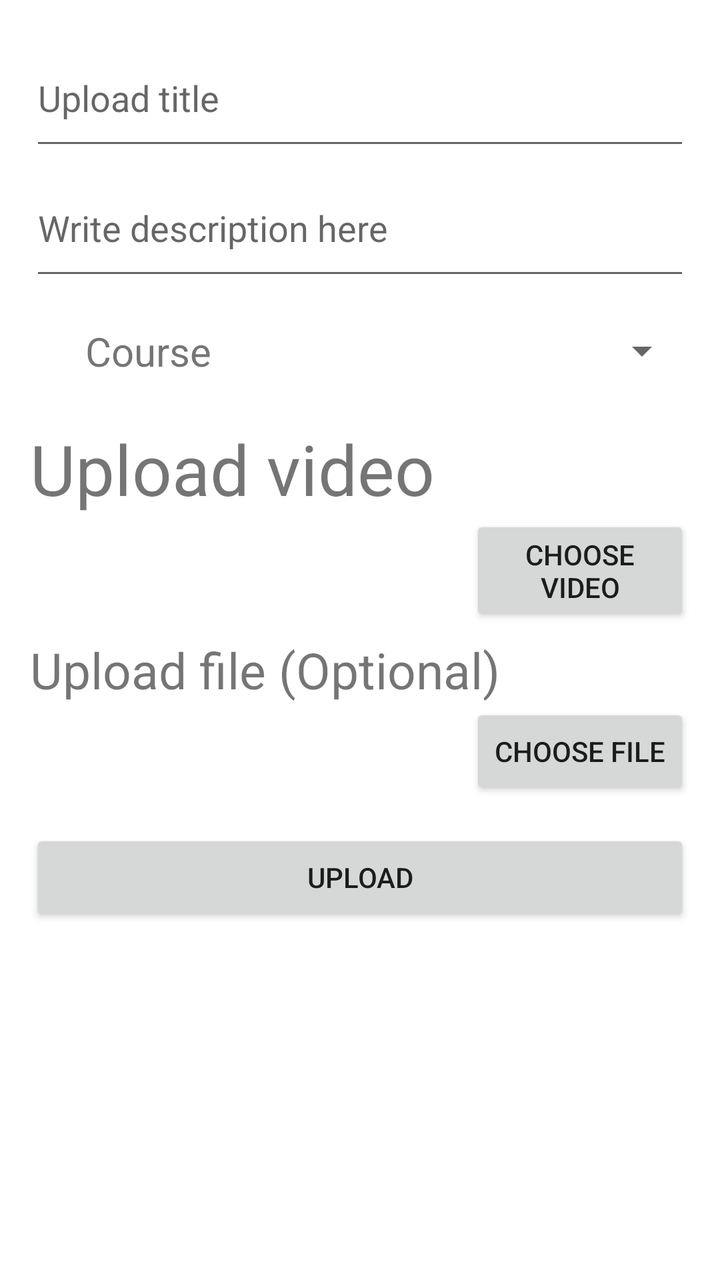
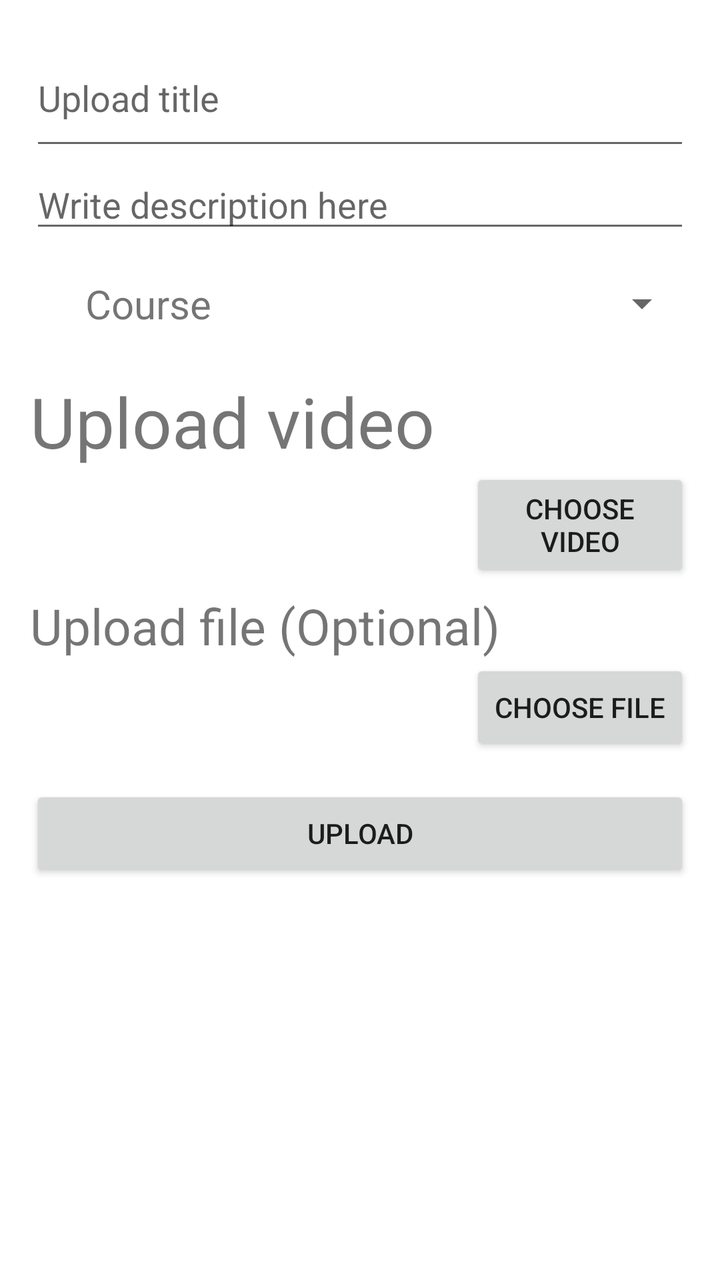

An Android layout rendered at two revisions. The XML below is the earlier revision; the diff shows what the commit changed to produce the second picture.
<!-- AndroidManifest.xml: application theme Theme.Front2 -->
<!-- res/layout/fragment_upload_res.xml -->
<?xml version="1.0" encoding="utf-8"?>
<FrameLayout xmlns:android="http://schemas.android.com/apk/res/android"
    xmlns:app="http://schemas.android.com/apk/res-auto"
    xmlns:tools="http://schemas.android.com/tools"
    android:layout_width="match_parent"
    android:layout_height="match_parent"
    tools:context=".home.user.teacher.uploadPage.UploadResFragment">

    <ScrollView
        android:layout_width="match_parent"
        android:layout_height="match_parent"
        android:layout_marginHorizontal="10dp"
        android:paddingTop="10dp">
        <LinearLayout
            android:layout_width="match_parent"
            android:layout_height="wrap_content"
            android:orientation="vertical">
            <LinearLayout
                android:layout_width="match_parent"
                android:layout_height="match_parent"
                android:orientation="vertical"
                android:padding="5dp">

                <EditText
                    android:id="@+id/file_name_edit"
                    android:layout_width="match_parent"
                    android:layout_height="65dp"
                    android:singleLine="true"
                    android:hint="@string/upload_imageName"
                    app:layout_constraintStart_toStartOf="parent"
                    app:layout_constraintTop_toTopOf="parent" />

                <EditText
                    android:id="@+id/file_desc_edit"
                    android:layout_width="match_parent"
                    android:layout_height="65dp"
                    android:singleLine="false"
                    android:hint="@string/upload_desc_hint"
                    app:layout_constraintStart_toStartOf="parent"
                    app:layout_constraintTop_toTopOf="parent" />

                <LinearLayout
                    android:layout_width="match_parent"
                    android:layout_height="wrap_content"
                    android:layout_marginTop="10dp"
                    android:orientation="horizontal">

                    <TextView
                        android:id="@+id/textView4"
                        android:layout_width="118dp"
                        android:layout_height="41dp"
                        android:gravity="center"
                        android:text="@string/upload_course"
                        android:textSize="20dp"
                        app:layout_constraintStart_toStartOf="parent"
                        app:layout_constraintTop_toBottomOf="@+id/course_name" />

                    <Spinner
                        android:id="@+id/course_cat"
                        android:layout_width="match_parent"
                        android:layout_height="match_parent"
                        app:layout_constraintBottom_toBottomOf="parent"
                        app:layout_constraintEnd_toEndOf="parent"
                        app:layout_constraintStart_toEndOf="@+id/textView4"
                        app:layout_constraintTop_toBottomOf="@+id/course_name" />

                </LinearLayout>

                <LinearLayout
                    android:layout_width="match_parent"
                    android:layout_height="wrap_content"
                    android:orientation="vertical"
                    android:layout_marginTop="15dp">

                    <TextView
                        android:layout_width="match_parent"
                        android:layout_height="wrap_content"
                        android:text="Upload video"
                        android:textSize="35sp" />

                    <LinearLayout
                        android:layout_width="match_parent"
                        android:layout_height="wrap_content"
                        android:orientation="horizontal">
                        <TextView
                            android:id="@+id/video_title"
                            android:layout_width="match_parent"
                            android:layout_height="match_parent"
                            android:layout_weight="1"
                            android:textSize="15sp" />
                        <Button
                            android:id="@+id/choose_video_button"
                            android:layout_width="match_parent"
                            android:layout_height="match_parent"
                            android:layout_weight="2"
                            android:text="Choose video" />
                    </LinearLayout>
                </LinearLayout>

                <LinearLayout
                    android:layout_width="match_parent"
                    android:layout_height="wrap_content"
                    android:orientation="vertical"
                    android:layout_marginTop="5dp">

                    <TextView
                        android:layout_width="match_parent"
                        android:layout_height="wrap_content"
                        android:text="Upload file (Optional)"
                        android:textSize="25sp" />

                    <LinearLayout
                        android:layout_width="match_parent"
                        android:layout_height="wrap_content"
                        android:orientation="horizontal">
                        <TextView
                            android:id="@+id/file_title"
                            android:layout_width="match_parent"
                            android:layout_height="match_parent"
                            android:layout_weight="1"
                            android:textSize="15sp" />
                        <Button
                            android:id="@+id/choose_file_button"
                            android:layout_width="match_parent"
                            android:layout_height="match_parent"
                            android:layout_weight="2"
                            android:text="Choose file" />
                    </LinearLayout>
                </LinearLayout>

            </LinearLayout>



            <LinearLayout
                android:layout_width="match_parent"
                android:layout_height="wrap_content"
                android:orientation="horizontal"
                android:paddingHorizontal="5dp"
                android:paddingTop="10dp"
                android:gravity="bottom">
                <Button
                    android:id="@+id/upload"
                    android:layout_width="match_parent"
                    android:layout_height="wrap_content"
                    android:text="@string/upload_upload_title"
                    android:layout_weight="1"/>
            </LinearLayout>
        </LinearLayout>
    </ScrollView>
</FrameLayout>
<!-- resources referenced by this layout -->
<resources>
  <string name="upload_course">Course</string>
  <string name="upload_desc_hint">Write description here</string>
  <string name="upload_imageName">Upload title</string>
  <string name="upload_upload_title">Upload</string>
  <style name="Theme.Front2" parent="Theme.MaterialComponents.DayNight.NoActionBar">
          
          <item name="colorPrimary">@color/royalBlue</item>
          <item name="colorPrimaryVariant">@color/lightSkyBlue</item>
          <item name="colorOnPrimary">@color/white</item>
          
          <item name="colorSecondary">@color/deepSkyBlue1</item>
          <item name="colorSecondaryVariant">@color/deepSkyBlue3</item>
          <item name="colorOnSecondary">@color/WhiteSmoke</item>
          
          <item name="android:statusBarColor" tools:targetApi="l">?attr/colorPrimary</item>
          
      </style>
  <color name="royalBlue">#4169E1</color>
  <color name="lightSkyBlue">#87CEFA</color>
  <color name="white">#FFFFFFFF</color>
  <color name="deepSkyBlue1">#00BFFF</color>
  <color name="deepSkyBlue3">#009ACD</color>
  <color name="WhiteSmoke">#F5F5F5</color>
</resources>

<!-- the commit's change to res/layout/fragment_upload_res.xml (unified diff, before → after) -->
@@ -22,7 +22,7 @@
                 android:padding="5dp">
 
                 <EditText
-                    android:id="@+id/file_name_edit"
+                    android:id="@+id/file_title_edit"
                     android:layout_width="match_parent"
                     android:layout_height="65dp"
                     android:singleLine="true"
@@ -33,7 +33,7 @@
                 <EditText
                     android:id="@+id/file_desc_edit"
                     android:layout_width="match_parent"
-                    android:layout_height="65dp"
+                    android:layout_height="wrap_content"
                     android:singleLine="false"
                     android:hint="@string/upload_desc_hint"
                     app:layout_constraintStart_toStartOf="parent"
@@ -87,7 +87,8 @@
                             android:layout_width="match_parent"
                             android:layout_height="match_parent"
                             android:layout_weight="1"
-                            android:textSize="15sp" />
+                            android:textColor="@color/purple_700"
+                            android:textSize="25sp" />
                         <Button
                             android:id="@+id/choose_video_button"
                             android:layout_width="match_parent"
@@ -118,7 +119,8 @@
                             android:layout_width="match_parent"
                             android:layout_height="match_parent"
                             android:layout_weight="1"
-                            android:textSize="15sp" />
+                            android:textColor="@color/purple_700"
+                            android:textSize="25sp" />
                         <Button
                             android:id="@+id/choose_file_button"
                             android:layout_width="match_parent"
<!-- resource entries referenced after the edit -->
@@ -1,5 +1,6 @@
 <!-- resources referenced by this layout -->
 <resources>
+  <color name="purple_700">#FF3700B3</color>
   <string name="upload_course">Course</string>
   <string name="upload_desc_hint">Write description here</string>
   <string name="upload_imageName">Upload title</string>
